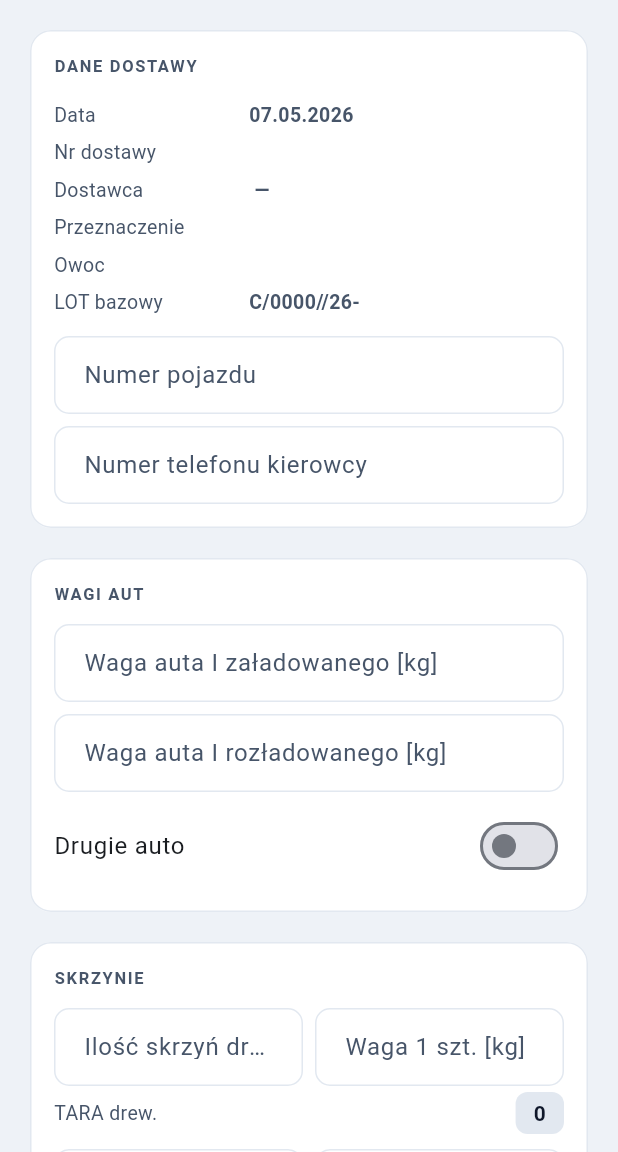
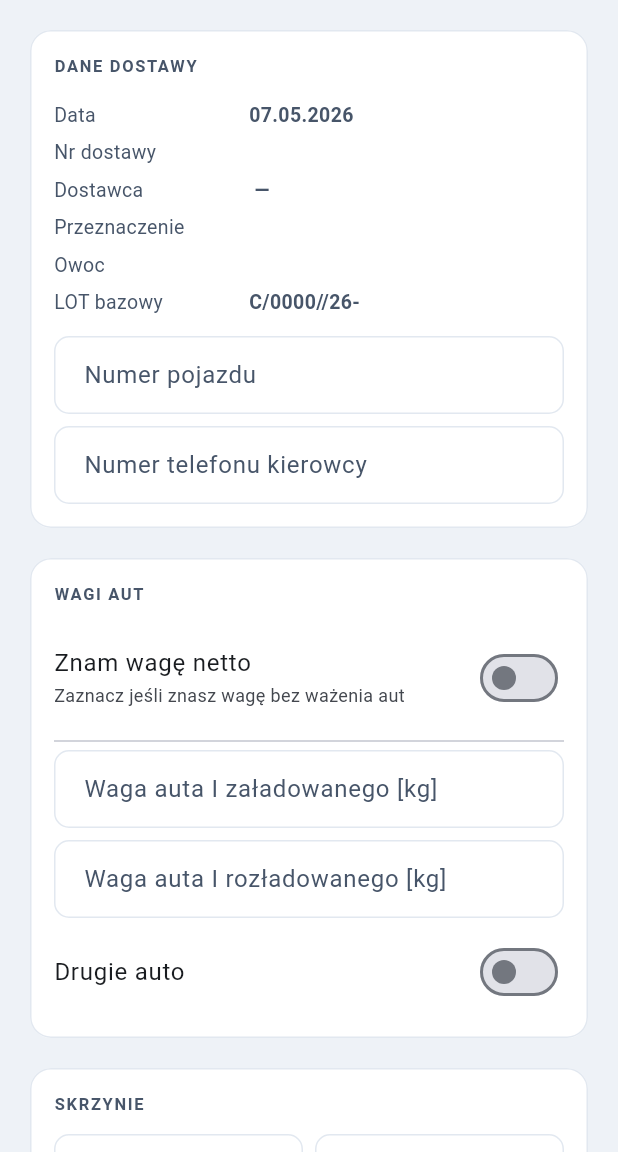
Before and after one commit to piotrgazdambf/wazenie_app, a Flutter app: the KwScreen screen opened directly with empty values, on a phone screen of 412 x 824 dp, the part 84-1236 px from its top. Run offline on Flutter 3.47's test engine with Material 3 defaults, Android fonts, the phone set to English and light mode, and no system bars; our stand-ins replace cloud_firestore, connectivity_plus, firebase_core, firebase_remote_config, flutter_riverpod, go_router and 6 more; missing offline and left inert: dart:html; accounts and stored records are empty; key blocks and very long unbroken strings in the code were emptied for the run.

Commit message:
feat: KW - inne owoce (nie jabłko/gruszka) - odmiana auto, tylko odpad, przycisk znam wagę netto
- odmiana auto-wypełniana nazwą owocu (np. Marchewka) gdy nie jabłko/gruszka
- ukryty BRIX, tylko ODPAD wymagany, twardość opcjonalna dla innych owoców
- przycisk "Znam wagę netto" ukrywa wagi aut (wyświetla — na PDF)
- PDF: wagi aut = — gdy znana_netto, twardość w params gdy wypełniona

```diff
--- a/lib/features/kw/kw_pdf_generator.dart
+++ b/lib/features/kw/kw_pdf_generator.dart
@@ -59,6 +59,7 @@ class KwPdfData {
   final String stanOpak;
   final String stanAuto;
   final bool isKwg;
+  final bool znaNetto;
 
   const KwPdfData({
     required this.data,
@@ -87,6 +88,7 @@ class KwPdfData {
     required this.stanOpak,
     required this.stanAuto,
     this.isKwg = false,
+    this.znaNetto = false,
   });
 
   factory KwPdfData.fromFirestoreMap(Map<String, dynamic> d) {
@@ -147,6 +149,7 @@ class KwPdfData {
       stanOpak: d['stan_opakowania'] as String? ?? '',
       stanAuto: d['stan_samochodu']  as String? ?? '',
       isKwg:    d['is_kwg'] == true,
+      znaNetto: d['znana_netto'] == true,
     );
   }
 
@@ -239,6 +242,7 @@ class KwPdfData {
       stanOpak: d0['stan_opakowania'] as String? ?? '',
       stanAuto: d0['stan_samochodu']  as String? ?? '',
       isKwg:    d0['is_kwg'] == true,
+      znaNetto: d0['znana_netto'] == true,
     );
   }
 
@@ -305,7 +309,7 @@ class KwPdfGenerator {
     final isCzaplin   = !d.isKwg;
     final hasOdpad    = !d.isKwg && d.odmiany.any((o) => o.odpad.isNotEmpty);
     final hasBrix     = d.isKwg && d.odmiany.any((o) => o.brix.isNotEmpty);
-    final hasTward    = isSok || d.isKwg;
+    final hasTward    = isSok || d.isKwg || (!d.isKwg && d.odmiany.any((o) => o.twardosc.isNotEmpty));
     final hasKaliber  = isObieranie && isCzaplin && d.odmiany.any((o) => o.kaliber.isNotEmpty);
     // KWG: wymagane BRIX + twardość; KW: odpad/tward/kaliber wg przeznaczenia
     final hasParams   = d.isKwg
@@ -466,8 +470,8 @@ class KwPdfGenerator {
                 }),
               ] else ...[
                 // KW: wagi aut 1-4, skrzynie 5-6, brutto 7, netto 8, odmiany 9-12
-                _w3('1', 'Waga załadowanego auta I',   d.wagaA1Zal > 0 ? _n(d.wagaA1Zal) : '', pad, sR9, sB9),
-                _w3('2', 'Waga rozładowanego auta I',  d.wagaA1Roz > 0 ? _n(d.wagaA1Roz) : '', pad, sR9, sB9),
+                _w3('1', 'Waga załadowanego auta I',   d.znaNetto ? '—' : (d.wagaA1Zal > 0 ? _n(d.wagaA1Zal) : ''), pad, sR9, sB9),
+                _w3('2', 'Waga rozładowanego auta I',  d.znaNetto ? '—' : (d.wagaA1Roz > 0 ? _n(d.wagaA1Roz) : ''), pad, sR9, sB9),
                 if (d.drugiAut && (d.wagaA2Zal > 0 || d.wagaA2Roz > 0)) ...[
                   _w3('3', 'Waga załadowanego auta II',  _n(d.wagaA2Zal), pad, sR9, sB9),
                   _w3('4', 'Waga rozładowanego auta II', _n(d.wagaA2Roz), pad, sR9, sB9),
@@ -580,7 +584,7 @@ class KwPdfGenerator {
                           if (hasOdpad && odm.odpad.isNotEmpty) {
                             rows.add(_pRow('${++nr}', 'ODPAD w %', odm.odpad, pad, sR9, sB9));
                           }
-                          if (hasTward) {
+                          if (hasTward && (isSok || d.isKwg || odm.twardosc.isNotEmpty)) {
                             rows.add(_pRow('${++nr}', 'TWARDOŚĆ', odm.twardosc, pad, sR9, sB9));
                           }
                           if (hasKaliber && odm.kaliber.isNotEmpty) {
--- a/lib/features/kw/kw_screen.dart
+++ b/lib/features/kw/kw_screen.dart
@@ -93,6 +93,14 @@ class _KwScreenState extends ConsumerState<KwScreen> {
   String _stanAuto = 'DOBRY';
 
   bool _saving = false;
+  bool _znaNetto = false;
+  final _nettoCtrl = TextEditingController();
+
+  bool get _isJablkoGruszka {
+    final owoc = widget.data.owoc.toLowerCase().replaceAll(' eko', '');
+    return owoc.contains('jabłko') || owoc.contains('jab') ||
+        owoc.contains('gruszka') || owoc.contains('gruszk');
+  }
 
   // ── Init / Dispose ───────────────────────────────────────────────────────────
 
@@ -110,6 +118,11 @@ class _KwScreenState extends ConsumerState<KwScreen> {
     for (final o in _odm) {
       _listenOdm(o);
     }
+    _nettoCtrl.addListener(_recalc);
+    if (!_isJablkoGruszka) {
+      final n = widget.data.owoc;
+      _odm.first.nazwaCtrl.text = n.isEmpty ? n : n[0].toUpperCase() + n.substring(1);
+    }
   }
 
   void _listenOdm(_OdmCtrl o) {
@@ -125,6 +138,7 @@ class _KwScreenState extends ConsumerState<KwScreen> {
       _a1ZalCtrl, _a1RozCtrl, _a2ZalCtrl, _a2RozCtrl,
       _drewIlCtrl, _drewWgCtrl, _plastIlCtrl, _plastWgCtrl,
       _mbDrewIlCtrl, _mbDrewWgCtrl, _mbPlastIlCtrl, _mbPlastWgCtrl,
+      _nettoCtrl,
     ]) {
       c.dispose();
     }
@@ -141,11 +155,6 @@ class _KwScreenState extends ConsumerState<KwScreen> {
   static int _pi(String v) => int.tryParse(v.trim()) ?? 0;
 
   void _recalc() {
-    final a1z = _p(_a1ZalCtrl.text);
-    final a1r = _p(_a1RozCtrl.text);
-    final a2z = _drugiAut ? _p(_a2ZalCtrl.text) : 0;
-    final a2r = _drugiAut ? _p(_a2RozCtrl.text) : 0;
-
     final tDrew  = _pi(_drewIlCtrl.text);
     final tPlast = _pi(_plastIlCtrl.text);
     final wDrew  = _p(_drewWgCtrl.text);
@@ -156,11 +165,23 @@ class _KwScreenState extends ConsumerState<KwScreen> {
     final wMbDrew  = _maMbSkrzynie ? _p(_mbDrewWgCtrl.text)   : 0.0;
     final wMbPlast = _maMbSkrzynie ? _p(_mbPlastWgCtrl.text)  : 0.0;
 
-    final brutto    = (a1z - a1r) + (a2z - a2r);
     final taraDrew  = tDrew  * wDrew;
     final taraPlast = tPlast * wPlast;
     final taraMb    = mbDrew * wMbDrew + mbPlast * wMbPlast;
-    final netto     = brutto - taraDrew - taraPlast - taraMb;
+
+    final double brutto;
+    final double netto;
+    if (_znaNetto) {
+      netto  = _p(_nettoCtrl.text);
+      brutto = netto + taraDrew + taraPlast + taraMb;
+    } else {
+      final a1z = _p(_a1ZalCtrl.text);
+      final a1r = _p(_a1RozCtrl.text);
+      final a2z = _drugiAut ? _p(_a2ZalCtrl.text) : 0;
+      final a2r = _drugiAut ? _p(_a2RozCtrl.text) : 0;
+      brutto = (a1z - a1r) + (a2z - a2r);
+      netto  = brutto - taraDrew - taraPlast - taraMb;
+    }
 
     for (final o in _odm) {
       o.wagaNetto = KwCalculations.wagaNettoOdmiany(
@@ -292,10 +313,11 @@ class _KwScreenState extends ConsumerState<KwScreen> {
         'stan_samochodu':    _stanAuto,
         'waga_brutto':       _brutto.toStringAsFixed(2),
         'waga_netto_total':  _netto.toStringAsFixed(2),
-        'waga_a1_zal':       _p(_a1ZalCtrl.text),
-        'waga_a1_roz':       _p(_a1RozCtrl.text),
-        'waga_a2_zal':       _drugiAut ? _p(_a2ZalCtrl.text) : 0,
-        'waga_a2_roz':       _drugiAut ? _p(_a2RozCtrl.text) : 0,
+        'waga_a1_zal':       _znaNetto ? 0.0 : _p(_a1ZalCtrl.text),
+        'waga_a1_roz':       _znaNetto ? 0.0 : _p(_a1RozCtrl.text),
+        'waga_a2_zal':       (!_znaNetto && _drugiAut) ? _p(_a2ZalCtrl.text) : 0,
+        'waga_a2_roz':       (!_znaNetto && _drugiAut) ? _p(_a2RozCtrl.text) : 0,
+        if (_znaNetto) 'znana_netto': true,
         // Skrzynie MB
         if (_maMbSkrzynie) ...{
           'mb_drew_il':    mbDrewCount,
@@ -451,8 +473,10 @@ class _KwScreenState extends ConsumerState<KwScreen> {
     _mbDrewWgCtrl.text = '60';
     _mbPlastIlCtrl.clear();
     _mbPlastWgCtrl.clear();
+    _nettoCtrl.clear();
 
     setState(() {
+      _znaNetto    = false;
       _drugiAut    = false;
       _maMbSkrzynie = false;
       _stanOpak    = 'DOBRY';
@@ -647,6 +671,37 @@ class _KwScreenState extends ConsumerState<KwScreen> {
       title: 'Wagi aut',
       child: Column(
         children: [
+          if (!_isJablkoGruszka) ...[
+            SwitchListTile.adaptive(
+              contentPadding: EdgeInsets.zero,
+              title: const Text('Znam wagę netto'),
+              subtitle: const Text('Zaznacz jeśli znasz wagę bez ważenia aut',
+                  style: TextStyle(fontSize: 12)),
+              value: _znaNetto,
+              onChanged: (v) {
+                setState(() => _znaNetto = v);
+                _recalc();
+              },
+            ),
+            const Divider(height: 12),
+          ],
+          if (_znaNetto) ...[
+            _NumField('Waga netto surowca [kg]', _nettoCtrl, required: true),
+            const SizedBox(height: 6),
+            Container(
+              padding: const EdgeInsets.symmetric(horizontal: 10, vertical: 6),
+              decoration: BoxDecoration(
+                color: AppTheme.borderLight,
+                borderRadius: BorderRadius.circular(8),
+              ),
+              child: const Row(children: [
+                Icon(Icons.info_outline, size: 14, color: AppTheme.textSecondary),
+                SizedBox(width: 6),
+                Text('Waga załadowanego/rozładowanego auta: —',
+                    style: TextStyle(fontSize: 12, color: AppTheme.textSecondary)),
+              ]),
+            ),
+          ] else ...[
             _NumField('Waga auta I załadowanego [kg]',  _a1ZalCtrl, required: true),
             const SizedBox(height: 8),
             _NumField('Waga auta I rozładowanego [kg]', _a1RozCtrl, required: true),
@@ -664,6 +719,7 @@ class _KwScreenState extends ConsumerState<KwScreen> {
               _NumField('Waga auta II załadowanego [kg]',  _a2ZalCtrl),
               const SizedBox(height: 8),
               _NumField('Waga auta II rozładowanego [kg]', _a2RozCtrl),
+            ],
           ],
         ],
       ),
@@ -762,11 +818,11 @@ class _KwScreenState extends ConsumerState<KwScreen> {
 
   Widget _odmCard(int idx, _OdmCtrl o) {
     final kod = widget.data.przeznaczenieKod;
-    final showTward = kod == 'S' || kod == 'O';
-    final showPw    = kod == 'O';
-    final owoc = widget.data.owoc.toLowerCase().replaceAll(' eko', '');
-    final showOdmiana = owoc.contains('jabłko') || owoc.contains('jab') ||
-        owoc.contains('gruszka') || owoc.contains('gruszk');
+    final showPw     = kod == 'O';
+    final isJG       = _isJablkoGruszka;
+    final showOdmiana = isJG;
+    final showTward  = isJG ? (kod == 'S' || kod == 'O') : true;
+    final twardReq   = isJG && (kod == 'S' || kod == 'O');
 
     return _SectionCard(
       title: 'Odmiana ${idx + 1}',
@@ -872,11 +928,15 @@ class _KwScreenState extends ConsumerState<KwScreen> {
               big: true, highlight: true),
           const Divider(height: 16),
           // Parametry jakości
+          if (isJG) ...[
             Row(children: [
               Expanded(child: _NumField('BRIX', o.brixCtrl, required: true)),
               const SizedBox(width: 8),
               Expanded(child: _NumField('ODPAD [%]', o.odpadCtrl, required: true)),
             ]),
+          ] else ...[
+            _NumField('ODPAD [%]', o.odpadCtrl, required: true),
+          ],
           // Podgląd odpadu na żywo
           ValueListenableBuilder<TextEditingValue>(
             valueListenable: o.odpadCtrl,
@@ -896,7 +956,7 @@ class _KwScreenState extends ConsumerState<KwScreen> {
           ),
           if (showTward) ...[
             const SizedBox(height: 8),
-            _TwardoscField(ctrl: o.twardCtrl, required: true),
+            _TwardoscField(ctrl: o.twardCtrl, required: twardReq),
           ],
           if (showPw) ...[
             const SizedBox(height: 8),
@@ -976,11 +1036,12 @@ class _KwScreenState extends ConsumerState<KwScreen> {
       przeznaczenieKod: d.przeznaczenieKod,
       nrPojazdu:        _nrPojazduCtrl.text.trim(),
       nrTelefonu:    _nrTelefonuCtrl.text.trim(),
-      wagaA1Zal:     _p(_a1ZalCtrl.text),
-      wagaA1Roz:     _p(_a1RozCtrl.text),
-      drugiAut:      _drugiAut,
+      wagaA1Zal:     _znaNetto ? 0.0 : _p(_a1ZalCtrl.text),
+      wagaA1Roz:     _znaNetto ? 0.0 : _p(_a1RozCtrl.text),
+      drugiAut:      !_znaNetto && _drugiAut,
       wagaA2Zal:     _p(_a2ZalCtrl.text),
       wagaA2Roz:     _p(_a2RozCtrl.text),
+      znaNetto:      _znaNetto,
       drewIl:           _pi(_drewIlCtrl.text),
       drewWagaJedn:     _p(_drewWgCtrl.text),
       plastIl:          _pi(_plastIlCtrl.text),
@@ -1147,6 +1208,10 @@ class _KwScreenState extends ConsumerState<KwScreen> {
 
   void _addOdmiana() {
     final o = _OdmCtrl();
+    if (!_isJablkoGruszka) {
+      final n = widget.data.owoc;
+      o.nazwaCtrl.text = n.isEmpty ? n : n[0].toUpperCase() + n.substring(1);
+    }
     _listenOdm(o);
     setState(() => _odm.add(o));
   }
```
Lines whose indentation alone changed are shown as unchanged.
